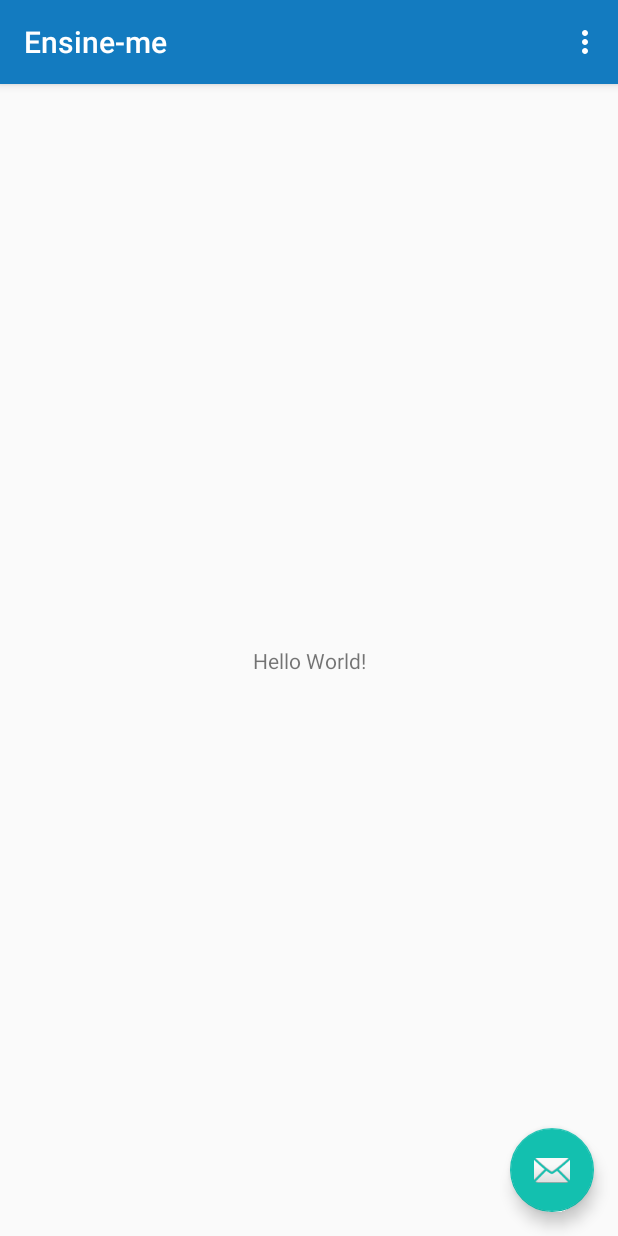
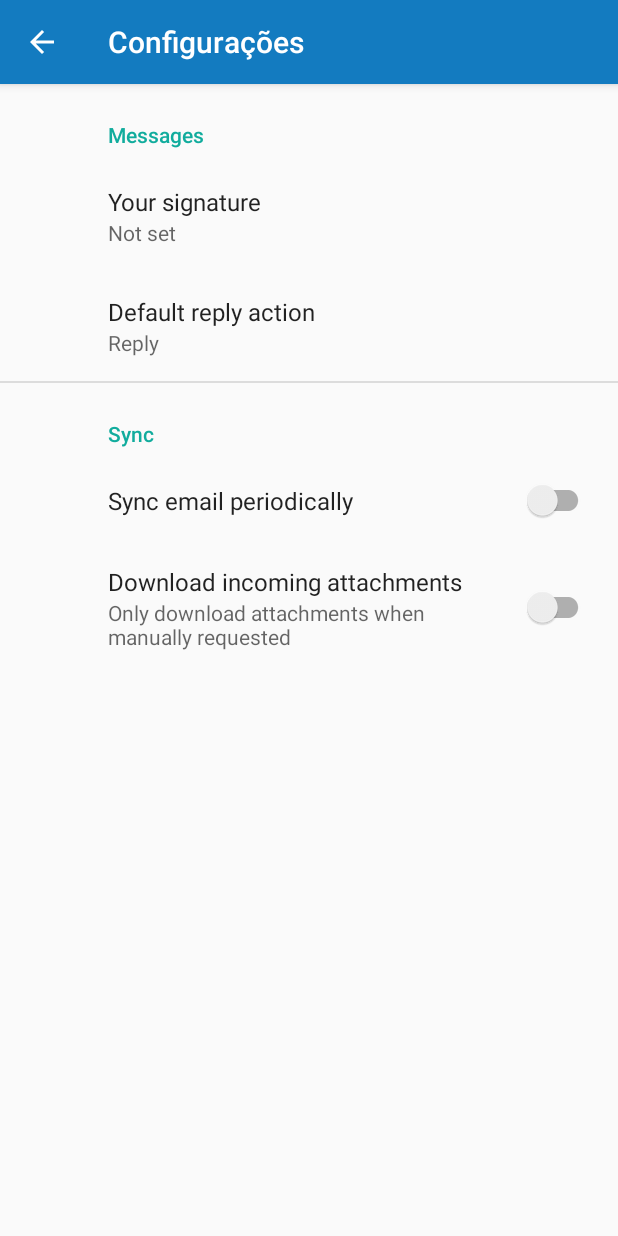
Before and after one commit to dheymia/Ensineme, an Android app: the screen it shows after launch (MainActivity before the commit, SettingsActivity after it), in the options menu, after a tap on "Settings", on a phone screen of 412 x 824 dp. Run offline under Robolectric (Android 15) with nearby library versions, the phone set to English and light mode, and no system bars; our stand-ins replace androidx.preference.

Commit message:
Inclusão da tela de configurações e nome do usuário registrado

```diff
--- a/app/build.gradle
+++ b/app/build.gradle
@@ -25,6 +25,7 @@
     implementation 'androidx.constraintlayout:constraintlayout:1.1.3'
     implementation 'com.google.android.material:material:1.0.0'
     implementation 'com.google.firebase:firebase-core:16.0.8'
+    implementation 'androidx.preference:preference:1.1.0-rc01'
     testImplementation 'junit:junit:4.12'
     androidTestImplementation 'androidx.test:runner:1.2.0'
     androidTestImplementation 'androidx.test.espresso:espresso-core:3.2.0'
--- a/app/src/main/AndroidManifest.xml
+++ b/app/src/main/AndroidManifest.xml
@@ -13,6 +13,14 @@
         android:supportsRtl="true"
         android:theme="@style/AppTheme">
         <activity
+            android:name=".SettingsActivity"
+            android:label="@string/title_activity_settings"
+            android:parentActivityName=".MainActivity">
+            <meta-data
+                android:name="android.support.PARENT_ACTIVITY"
+                android:value="senac.ensineme.MainActivity" />
+        </activity>
+        <activity
             android:name=".MainActivity"
             android:label="@string/app_name"
             android:theme="@style/AppTheme.NoActionBar">
--- a/app/src/main/java/senac/ensineme/MainActivity.java
+++ b/app/src/main/java/senac/ensineme/MainActivity.java
@@ -1,5 +1,7 @@
 package senac.ensineme;
 
+import android.content.Intent;
+import android.content.SharedPreferences;
 import android.os.Bundle;
 
 import com.google.android.material.floatingactionbutton.FloatingActionButton;
@@ -7,12 +9,16 @@
 
 import androidx.appcompat.app.AppCompatActivity;
 import androidx.appcompat.widget.Toolbar;
+import androidx.preference.PreferenceManager;
 
 import android.view.View;
 import android.view.Menu;
 import android.view.MenuItem;
+import android.widget.TextView;
 
 public class MainActivity extends AppCompatActivity {
+
+    private TextView txtNome;
 
     @Override
     protected void onCreate(Bundle savedInstanceState) {
@@ -20,6 +26,12 @@
         setContentView(R.layout.activity_main);
         Toolbar toolbar = findViewById(R.id.toolbar);
         setSupportActionBar(toolbar);
+        txtNome = findViewById(R.id.txtNome);
+
+        SharedPreferences sharedPreferences = PreferenceManager.getDefaultSharedPreferences(this);
+        String name = sharedPreferences.getString("signature", "visitante");
+
+        txtNome.setText("Olá " + name);
 
         FloatingActionButton fab = findViewById(R.id.fab);
         fab.setOnClickListener(new View.OnClickListener() {
@@ -47,7 +59,8 @@
 
         //noinspection SimplifiableIfStatement
         if (id == R.id.action_settings) {
-            return true;
+            Intent novaConfig = new Intent(getBaseContext(), SettingsActivity.class);
+            startActivity(novaConfig);
         }
 
         return super.onOptionsItemSelected(item);
--- /dev/null
+++ b/app/src/main/java/senac/ensineme/SettingsActivity.java
@@ -0,0 +1,31 @@
+package senac.ensineme;
+
+import android.os.Bundle;
+
+import androidx.appcompat.app.ActionBar;
+import androidx.appcompat.app.AppCompatActivity;
+import androidx.preference.PreferenceFragmentCompat;
+
+public class SettingsActivity extends AppCompatActivity {
+
+    @Override
+    protected void onCreate(Bundle savedInstanceState) {
+        super.onCreate(savedInstanceState);
+        setContentView(R.layout.settings_activity);
+        getSupportFragmentManager()
+                .beginTransaction()
+                .replace(R.id.settings, new SettingsFragment())
+                .commit();
+        ActionBar actionBar = getSupportActionBar();
+        if (actionBar != null) {
+            actionBar.setDisplayHomeAsUpEnabled(true);
+        }
+    }
+
+    public static class SettingsFragment extends PreferenceFragmentCompat {
+        @Override
+        public void onCreatePreferences(Bundle savedInstanceState, String rootKey) {
+            setPreferencesFromResource(R.xml.root_preferences, rootKey);
+        }
+    }
+}
--- a/app/src/main/res/layout/content_main.xml
+++ b/app/src/main/res/layout/content_main.xml
@@ -1,20 +1,28 @@
 <?xml version="1.0" encoding="utf-8"?>
-<androidx.constraintlayout.widget.ConstraintLayout xmlns:android="http://schemas.android.com/apk/res/android"
+<LinearLayout xmlns:android="http://schemas.android.com/apk/res/android"
     xmlns:app="http://schemas.android.com/apk/res-auto"
     xmlns:tools="http://schemas.android.com/tools"
     android:layout_width="match_parent"
     android:layout_height="match_parent"
+    android:layout_margin="10dp"
+    android:orientation="vertical"
     app:layout_behavior="@string/appbar_scrolling_view_behavior"
     tools:context=".MainActivity"
     tools:showIn="@layout/activity_main">
 
+    <androidx.constraintlayout.widget.Guideline
+        android:id="@+id/guideline"
+        android:layout_width="match_parent"
+        android:layout_height="wrap_content"
+        android:orientation="horizontal" />
+
     <TextView
-        android:layout_width="wrap_content"
+        android:id="@+id/txtNome"
+        android:layout_width="match_parent"
         android:layout_height="wrap_content"
-        android:text="Hello World!"
-        app:layout_constraintBottom_toBottomOf="parent"
-        app:layout_constraintLeft_toLeftOf="parent"
-        app:layout_constraintRight_toRightOf="parent"
-        app:layout_constraintTop_toTopOf="parent" />
-
-</androidx.constraintlayout.widget.ConstraintLayout>
+        android:layout_marginRight="10dp"
+        android:gravity="right"
+        android:text="TextView"
+        android:textColor="@color/colorPrimaryDark"
+        android:textStyle="italic" />
+</LinearLayout>
--- /dev/null
+++ b/app/src/main/res/layout/settings_activity.xml
@@ -0,0 +1,9 @@
+<LinearLayout xmlns:android="http://schemas.android.com/apk/res/android"
+    android:layout_width="match_parent"
+    android:layout_height="match_parent">
+
+    <FrameLayout
+        android:id="@+id/settings"
+        android:layout_width="match_parent"
+        android:layout_height="match_parent" />
+</LinearLayout>
--- /dev/null
+++ b/app/src/main/res/values/arrays.xml
@@ -0,0 +1,12 @@
+<resources>
+    <!-- Reply Preference -->
+    <string-array name="reply_entries">
+        <item>Reply</item>
+        <item>Reply to all</item>
+    </string-array>
+
+    <string-array name="reply_values">
+        <item>reply</item>
+        <item>reply_all</item>
+    </string-array>
+</resources>
--- a/app/src/main/res/values/colors.xml
+++ b/app/src/main/res/values/colors.xml
@@ -1,6 +1,6 @@
 <?xml version="1.0" encoding="utf-8"?>
 <resources>
     <color name="colorPrimary">#137bc0</color>
-    <color name="colorPrimaryDark">#116eac</color>
-    <color name="colorAccent">#13c0af</color>
+    <color name="colorPrimaryDark">#116EAC</color>
+    <color name="colorAccent">#11ac9d</color>
 </resources>
--- a/app/src/main/res/values/strings.xml
+++ b/app/src/main/res/values/strings.xml
@@ -1,4 +1,20 @@
 <resources>
     <string name="app_name">Ensine-me</string>
     <string name="action_settings">Settings</string>
+    <string name="title_activity_settings">Configurações</string>
+
+    <!-- Preference Titles -->
+    <string name="messages_header">Messages</string>
+    <string name="sync_header">Sync</string>
+
+    <!-- Messages Preferences -->
+    <string name="signature_title">Your signature</string>
+    <string name="reply_title">Default reply action</string>
+
+    <!-- Sync Preferences -->
+    <string name="sync_title">Sync email periodically</string>
+    <string name="attachment_title">Download incoming attachments</string>
+    <string name="attachment_summary_on">Automatically download attachments for incoming emails
+    </string>
+    <string name="attachment_summary_off">Only download attachments when manually requested</string>
 </resources>
--- /dev/null
+++ b/app/src/main/res/xml/root_preferences.xml
@@ -0,0 +1,51 @@
+<!--
+  ~ Copyright 2018 The app Open Source Project
+  ~
+  ~ Licensed under the Apache License, Version 2.0 (the "License");
+  ~ you may not use this file except in compliance with the License.
+  ~ You may obtain a copy of the License at
+  ~
+  ~      http://www.apache.org/licenses/LICENSE-2.0
+  ~
+  ~ Unless required by applicable law or agreed to in writing, software
+  ~ distributed under the License is distributed on an "AS IS" BASIS,
+  ~ WITHOUT WARRANTIES OR CONDITIONS OF ANY KIND, either express or implied.
+  ~ See the License for the specific language governing permissions and
+  ~ limitations under the License.
+  -->
+
+<androidx.preference.PreferenceScreen xmlns:app="http://schemas.android.com/apk/res-auto">
+
+    <PreferenceCategory app:title="@string/messages_header">
+
+        <EditTextPreference
+            app:key="signature"
+            app:title="@string/signature_title"
+            app:useSimpleSummaryProvider="true" />
+
+        <ListPreference
+            app:defaultValue="reply"
+            app:entries="@array/reply_entries"
+            app:entryValues="@array/reply_values"
+            app:key="reply"
+            app:title="@string/reply_title"
+            app:useSimpleSummaryProvider="true" />
+
+    </PreferenceCategory>
+
+    <PreferenceCategory app:title="@string/sync_header">
+
+        <SwitchPreferenceCompat
+            app:key="sync"
+            app:title="@string/sync_title" />
+
+        <SwitchPreferenceCompat
+            app:dependency="sync"
+            app:key="attachment"
+            app:summaryOff="@string/attachment_summary_off"
+            app:summaryOn="@string/attachment_summary_on"
+            app:title="@string/attachment_title" />
+
+    </PreferenceCategory>
+
+</androidx.preference.PreferenceScreen>
```
